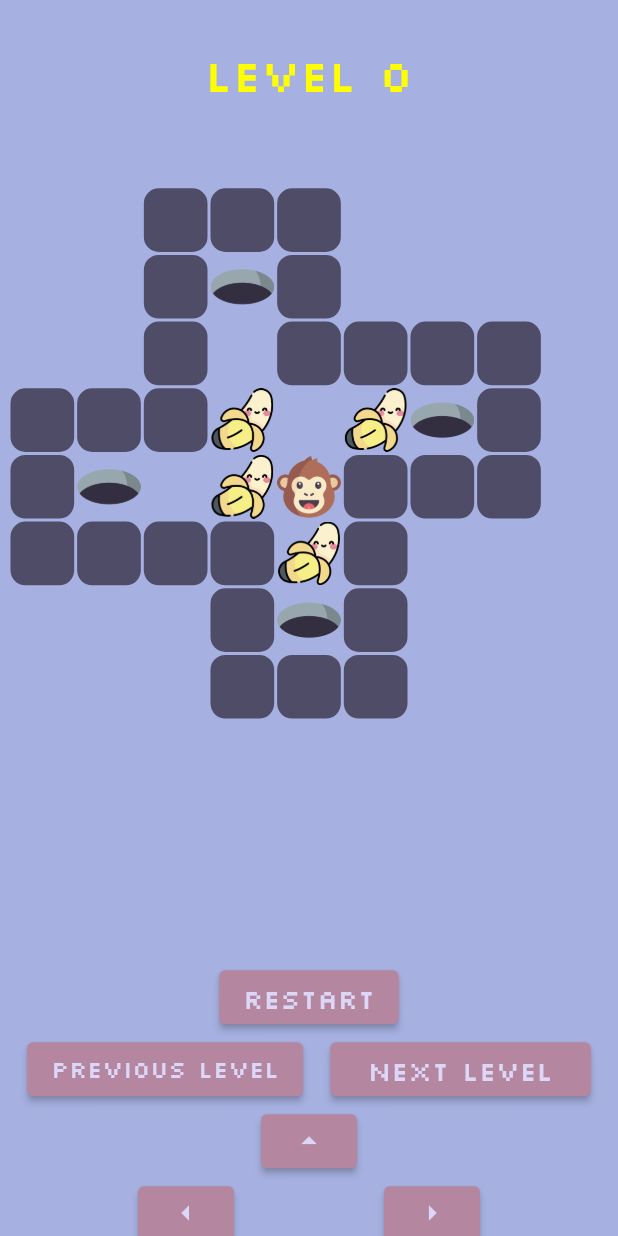
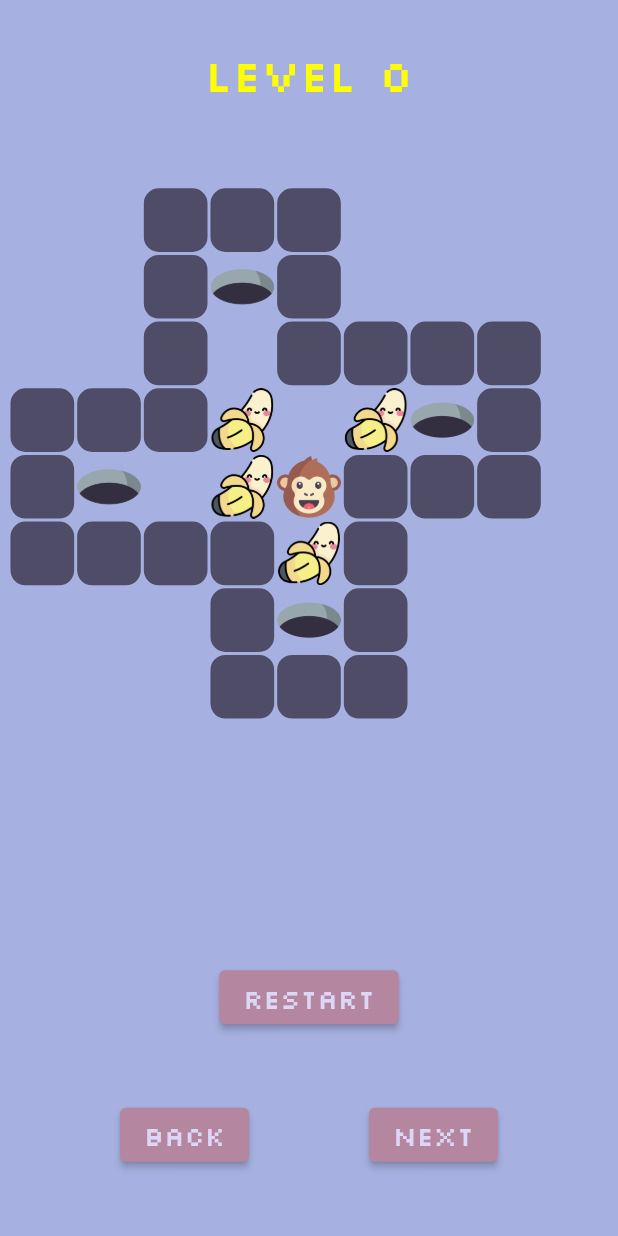
Before and after one commit to Zouuabi/kalonga, a Flutter app: the screen it shows after launch, on a phone screen of 412 x 824 dp. Run offline on Flutter 3.47's test engine with Material 2 defaults, Android fonts, the phone set to English and light mode, and no system bars.

Commit message:
ready for showcase

```diff
--- a/lib/home_screen.dart
+++ b/lib/home_screen.dart
@@ -29,7 +29,10 @@ class _HomeScreenState extends State<HomeScreen> {
   Image? gameState(int index) {
     Image? box;
     if (index == character.position) {
-      box = Image.asset('assets/images/monkey.png');
+      box = Image.asset(
+        'assets/images/monkey.png',
+        fit: BoxFit.cover,
+      );
     } else if (isHere(index)) {
       box = Image.asset('assets/images/banana.png');
     } else if (level[globalIndex].targetPlaces.contains(index)) {
@@ -43,6 +46,7 @@ class _HomeScreenState extends State<HomeScreen> {
             index == level[globalIndex].targetPlaces[j]) {
           box = Image.asset(
             'assets/images/ba.gif',
+            fit: BoxFit.cover,
           );
         }
       }
@@ -71,6 +75,8 @@ class _HomeScreenState extends State<HomeScreen> {
   Widget build(BuildContext context) {
     Size size = MediaQuery.of(context).size;
 
+    /// TODO: enable keyboard controls for web and desktop
+    /// TODO; enable auto next level
     return Scaffold(
       body: SafeArea(
         child: Column(mainAxisAlignment: MainAxisAlignment.center, children: [
@@ -142,9 +148,9 @@ class _HomeScreenState extends State<HomeScreen> {
                             });
                           }
                         },
-                        child: Text(
-                          'Previous Level',
-                          style: kButtonTextStyle.copyWith(fontSize: 16),
+                        child: const Text(
+                          'Back',
+                          style: kButtonTextStyle,
                         )),
                     ElevatedButton(
                         onPressed: () {
@@ -157,7 +163,7 @@ class _HomeScreenState extends State<HomeScreen> {
                           }
                         },
                         child: const Text(
-                          ' Next Level ',
+                          'Next',
                           style: kButtonTextStyle,
                         )),
                   ],
@@ -166,6 +172,10 @@ class _HomeScreenState extends State<HomeScreen> {
                 ///
                 ///******  MOVE UP********
 
+                size.width > 380
+                    ? Container()
+                    : Column(
+                        children: [
                           ElevatedButton(
                               onPressed: () {
                                 setState(() {
@@ -173,7 +183,8 @@ class _HomeScreenState extends State<HomeScreen> {
                                     character.moveUp();
                                   } else {
                                     for (Box box in boxes) {
-                            if (box.position == character.position - 9 &&
+                                      if (box.position ==
+                                              character.position - 9 &&
                                           !isHere(box.position - 9)) {
                                         box.moveUp();
                                       }
@@ -195,7 +206,8 @@ class _HomeScreenState extends State<HomeScreen> {
                                         character.moveLeft();
                                       } else {
                                         for (Box box in boxes) {
-                                if (box.position == character.position - 1 &&
+                                          if (box.position ==
+                                                  character.position - 1 &&
                                               !isHere(box.position - 1)) {
                                             box.moveLeft();
                                           }
@@ -215,7 +227,8 @@ class _HomeScreenState extends State<HomeScreen> {
                                         character.moveRight();
                                       } else {
                                         for (Box box in boxes) {
-                                if (box.position == character.position + 1 &&
+                                          if (box.position ==
+                                                  character.position + 1 &&
                                               !isHere(box.position + 1)) {
                                             box.moveRight();
                                           }
@@ -236,7 +249,8 @@ class _HomeScreenState extends State<HomeScreen> {
                                     character.moveDown();
                                   } else {
                                     for (Box box in boxes) {
-                            if (box.position == character.position + 9 &&
+                                      if (box.position ==
+                                              character.position + 9 &&
                                           !isHere(box.position + 9)) {
                                         box.moveDown();
                                       }
@@ -244,7 +258,9 @@ class _HomeScreenState extends State<HomeScreen> {
                                   }
                                 });
                               },
-                    child: const Icon(Icons.arrow_drop_down))
+                              child: const Icon(Icons.arrow_drop_down)),
+                        ],
+                      )
               ],
             ),
           ),
```
Also changed, not shown: 5 other files. Lines whose indentation alone changed are shown as unchanged.
